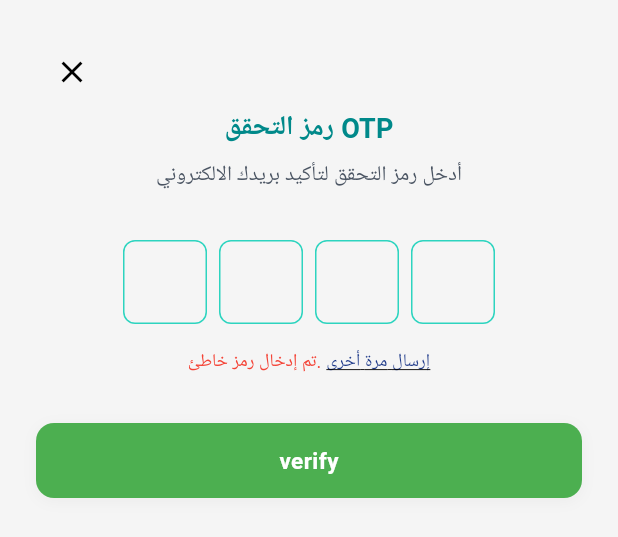
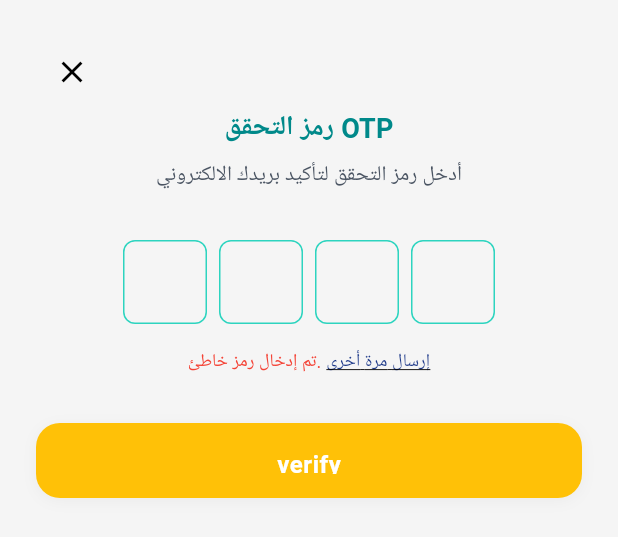
Before and after one commit to ahmedhantop/nice-store, a Flutter app: the OtpBottomSheet widget shown alone on an empty page, opened directly, on a phone screen of 412 x 824 dp. Shown: the top 537 px of the screen. Run offline on Flutter 3.47's test engine with Material 3 defaults, Android fonts, the light colour scheme and no system bars; drawn by our look-alikes of pinput; our stand-ins replace cached_network_image, connectivity_plus, dio, easy_localization, equatable, flutter_riverpod and 6 more; accounts and stored records are empty; Roboto replaces fonts that are missing (Cairo).

Commit message:
get any thing ready

```diff
--- a/lib/features/auth/widgets/login_form.dart
+++ b/lib/features/auth/widgets/login_form.dart
@@ -4,6 +4,7 @@ import 'package:flutter_riverpod/flutter_riverpod.dart';
 import 'package:nicestore/core/localization/app_strings.dart';
 import 'package:nicestore/core/providers/auth_provider.dart';
 import 'package:nicestore/core/providers/auth_state.dart';
+import 'package:nicestore/core/theme/colors.dart';
 import 'package:nicestore/core/widgets/custom_animations.dart';
 import 'package:nicestore/core/widgets/custom_button.dart';
 import 'package:nicestore/core/widgets/custom_text_form_field.dart';
@@ -179,6 +180,7 @@ class _LoginFormState extends ConsumerState<LoginForm>
               SlideInAnimation(
                 delay: const Duration(milliseconds: 600),
                 child: CustomButton(
+                  backgroundColor: AppColors.secondary,
                   text: AppStrings.login.tr(),
                   onPressed: authState.isLoading ? null : _login,
                   size: ButtonSize.large,
--- a/lib/features/auth/widgets/otp_bottom_sheet.dart
+++ b/lib/features/auth/widgets/otp_bottom_sheet.dart
@@ -1,4 +1,5 @@
 import 'package:flutter/material.dart';
+import 'package:nicestore/core/theme/colors.dart';
 import 'package:nicestore/core/widgets/custom_button.dart';
 import 'package:nicestore/features/home/navigator_screens/main_screen.dart';
 import 'package:pinput/pinput.dart';
@@ -116,6 +117,8 @@ class _OtpBottomSheetState extends State<OtpBottomSheet> {
             width: double.infinity,
             height: 50,
             child: CustomButton(
+              backgroundColor: AppColors.secondary,
+              size: ButtonSize.large,
               text: 'verify',
               onPressed: () {
                 if (otp == 0000) {
```
